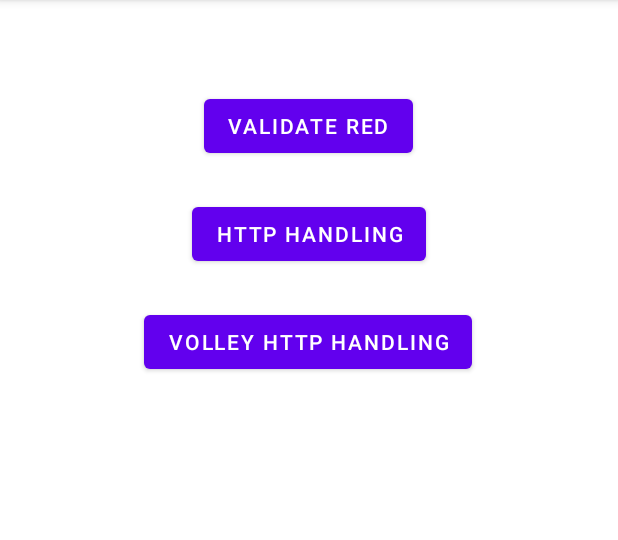
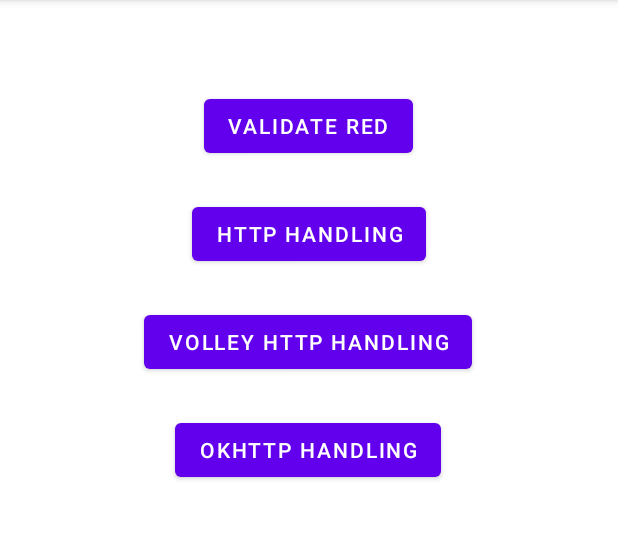
Before and after one commit to AcxelMorales/Http-Kotlin, an Android app: the screen it shows after launch (MainActivity), on a phone screen of 412 x 824 dp, the part 84-624 px from its top. Run offline under Robolectric (Android 15) with nearby library versions, the phone set to English and light mode, and no system bars; our stand-ins replace Volley.

Commit message:
Added OkHttp

```diff
--- a/app/build.gradle
+++ b/app/build.gradle
@@ -33,6 +33,7 @@ android {
 
 dependencies {
     implementation 'com.android.volley:volley:1.1.1'
+    implementation 'com.squareup.okhttp3:okhttp:3.6.0'
     implementation 'androidx.core:core-ktx:1.7.0'
     implementation 'androidx.appcompat:appcompat:1.3.1'
     implementation 'com.google.android.material:material:1.4.0'
--- a/app/src/main/java/com/acxelmorales/http/MainActivity.kt
+++ b/app/src/main/java/com/acxelmorales/http/MainActivity.kt
@@ -11,6 +11,10 @@ import android.widget.Toast
 import com.android.volley.Request
 import com.android.volley.toolbox.StringRequest
 import com.android.volley.toolbox.Volley
+import okhttp3.Call
+
+import okhttp3.OkHttpClient
+import okhttp3.Response
 
 import java.io.IOException
 import java.io.InputStream
@@ -50,6 +54,36 @@ class MainActivity : AppCompatActivity() {
                 Toast.makeText(this, "No tenemos red", Toast.LENGTH_LONG).show()
             }
         }
+
+        val btnOkHttp = findViewById<Button>(R.id.btnOkHttp)
+        btnOkHttp.setOnClickListener {
+            if (Network.networkExist(this)) {
+                this.okHttpHandling("https://jsonplaceholder.typicode.com/todos/1")
+            } else {
+                Toast.makeText(this, "No tenemos red", Toast.LENGTH_LONG).show()
+            }
+        }
+    }
+
+    private fun okHttpHandling(url: String) {
+        val client = OkHttpClient()
+        val request = okhttp3.Request.Builder().url(url).build()
+
+        client.newCall(request).enqueue(object: okhttp3.Callback {
+            override fun onFailure(call: Call?, e: IOException?) {}
+
+            override fun onResponse(call: Call?, response: Response?) {
+                val result = response?.body()?.string()
+
+                this@MainActivity.runOnUiThread {
+                    try {
+                        Log.d("OKHTTP", result.toString())
+                    } catch (e: Exception) {
+                        Log.e("Error", e.message.toString())
+                    }
+                }
+            }
+        })
     }
 
     private fun httpHandlingVolley(url: String) {
--- a/app/src/main/res/layout/activity_main.xml
+++ b/app/src/main/res/layout/activity_main.xml
@@ -38,4 +38,15 @@
         app:layout_constraintStart_toStartOf="parent"
         app:layout_constraintTop_toBottomOf="@+id/btnHttpHandler" />
 
+    <Button
+        android:id="@+id/btnOkHttp"
+        android:layout_width="wrap_content"
+        android:layout_height="wrap_content"
+        android:layout_marginTop="24dp"
+        android:text="OkHttp handling"
+        app:layout_constraintEnd_toEndOf="parent"
+        app:layout_constraintHorizontal_bias="0.498"
+        app:layout_constraintStart_toStartOf="parent"
+        app:layout_constraintTop_toBottomOf="@+id/btnVolley" />
+
 </androidx.constraintlayout.widget.ConstraintLayout>
```
